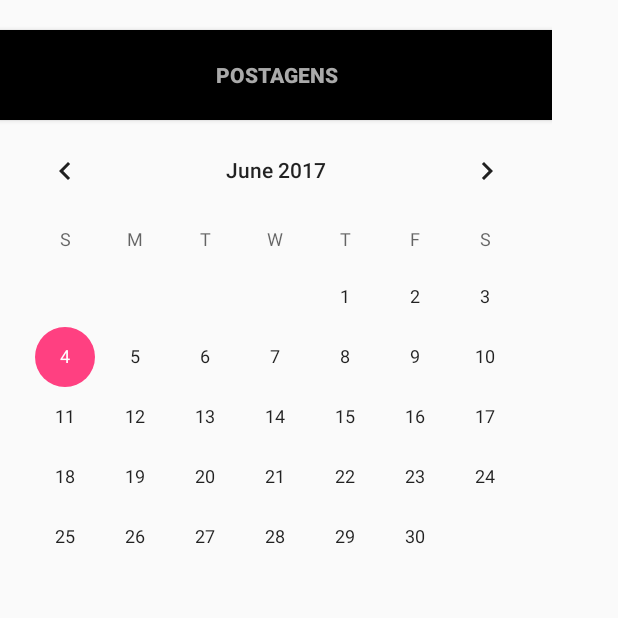
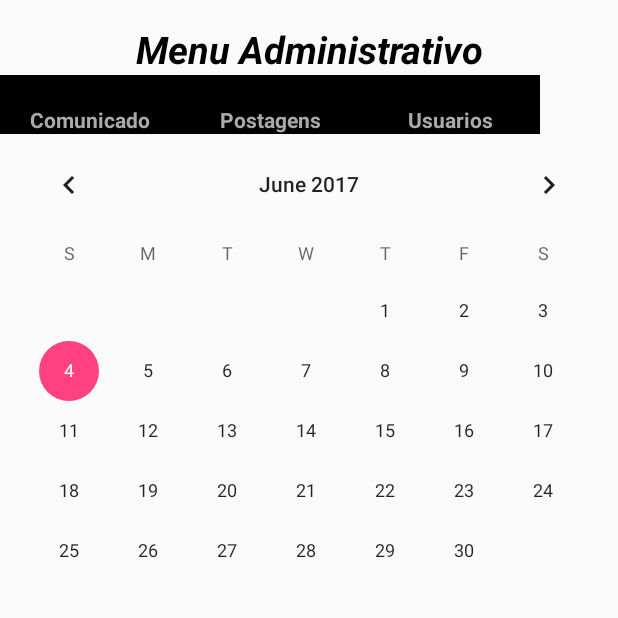
Before and after one commit to anderssom/maruge_comunicados-master-teste, an Android app: the Menu_Usuario screen opened directly, with no data from a screen before it, on a phone screen of 412 x 824 dp, the top half of it. Run offline under Robolectric (Android 15) with nearby library versions, the phone set to English and light mode, and no system bars.

Commit message:
Projeto beta_1.1

```diff
--- a/app/src/main/java/br/com/maruge/maruge_comunicados/MainActivity.java
+++ b/app/src/main/java/br/com/maruge/maruge_comunicados/MainActivity.java
@@ -69,7 +69,7 @@ public class MainActivity extends AppCompatActivity  {
 
                     Toast.makeText(MainActivity.this, "Bem vindo !!!"+usuario, Toast.LENGTH_LONG).show();
 
-                }else if ("admin".equals(usuario) && "admin".equals(senha)) {
+                }else if ("admin".equals(usuario) && "123456".equals(senha)) {
                     Intent it = new Intent(MainActivity.this, menu_adm.class);
                     startActivity(it);
                     limpaCampos();
--- a/app/src/main/java/br/com/maruge/maruge_comunicados/Menu_Usuario.java
+++ b/app/src/main/java/br/com/maruge/maruge_comunicados/Menu_Usuario.java
@@ -9,6 +9,7 @@ import android.widget.ArrayAdapter;
 import android.widget.Button;
 import android.widget.EditText;
 import android.widget.ListView;
+import android.widget.TextView;
 import android.widget.Toast;
 
 import java.util.ArrayList;
@@ -20,7 +21,7 @@ import br.com.maruge.maruge_comunicados.model.Usuario;
 import br.com.maruge.maruge_comunicados.model.UsuarioDAO;
 
 public class Menu_Usuario extends AppCompatActivity {
-    Button btnPostagens1;
+    TextView btnPostagens1;
 
    // private ListView listView;
 
@@ -32,7 +33,7 @@ public class Menu_Usuario extends AppCompatActivity {
         setContentView(R.layout.activity_menu__usuario);
 
 
-        btnPostagens1 = (Button)findViewById(R.id.btnPostagens1);
+        btnPostagens1 = (TextView) findViewById(R.id.btnPostagens1);
         // Intente para ir para pagina de listagem das postagens
         btnPostagens1.setOnClickListener(new View.OnClickListener() {
             public void onClick(View v) {
@@ -41,7 +42,7 @@ public class Menu_Usuario extends AppCompatActivity {
             }
         });
 
-       /* ListView listView = (ListView) findViewById(R.id.listView3);
+      /* ListView listView = (ListView) findViewById(R.id.listView4);
 
         MessagemDAO messagemDAO = new MessagemDAO(this);
         List<Messagem> messagems = new ArrayList<>();
@@ -53,5 +54,6 @@ public class Menu_Usuario extends AppCompatActivity {
         ArrayAdapter<Messagem> adapter = new ArrayAdapter<Messagem>(this, android.R.layout.simple_list_item_1,messagems);
         listView.setAdapter(adapter);
         */
+
     }
 }
--- a/app/src/main/java/br/com/maruge/maruge_comunicados/menu_adm.java
+++ b/app/src/main/java/br/com/maruge/maruge_comunicados/menu_adm.java
@@ -61,7 +61,7 @@ public class menu_adm extends AppCompatActivity  {
 
 
 
-        ListView listView = (ListView) findViewById(R.id.listView2);
+       /* ListView listView = (ListView) findViewById(R.id.listView2);
 
         MessagemDAO messagemDAO = new MessagemDAO(this);
         List<Messagem> messagems = new ArrayList<>();
@@ -73,6 +73,6 @@ public class menu_adm extends AppCompatActivity  {
         ArrayAdapter<Messagem> adapter = new ArrayAdapter<Messagem>(this, android.R.layout.simple_list_item_1,messagems);
         listView.setAdapter(adapter);
 
-
+*/
     }
 }
--- a/app/src/main/res/layout/activity_main.xml
+++ b/app/src/main/res/layout/activity_main.xml
@@ -47,7 +47,7 @@
             android:layout_marginTop="10dp"
             android:ems="10"
             android:hint="Ex:123456"
-            android:inputType="textPassword"
+            android:inputType="numberPassword"
             android:maxLines="1"
             android:textAlignment="center" />
         <!-- Botão Logar -->
--- a/app/src/main/res/layout/activity_menu__usuario.xml
+++ b/app/src/main/res/layout/activity_menu__usuario.xml
@@ -1,36 +1,76 @@
 <?xml version="1.0" encoding="utf-8"?>
-<android.support.constraint.ConstraintLayout xmlns:android="http://schemas.android.com/apk/res/android"
-    xmlns:app="http://schemas.android.com/apk/res-auto"
-    xmlns:tools="http://schemas.android.com/tools"
+<ScrollView xmlns:android="http://schemas.android.com/apk/res/android"
     android:layout_width="match_parent"
     android:layout_height="match_parent"
-    tools:context=".Menu_Usuario">
+    >
+    <LinearLayout xmlns:android="http://schemas.android.com/apk/res/android"
+        android:orientation="vertical"
+        android:layout_width="match_parent"
+        android:layout_height="match_parent"
+        android:weightSum="1">
+
+        <!-- Titulo Menu Administrativo -->
+        <TextView
+            android:id="@+id/textView"
+            android:layout_width="match_parent"
+            android:layout_height="wrap_content"
+            android:layout_marginTop="15dp"
+            android:text="Menu Administrativo"
+            android:textAlignment="center"
+            android:textColor="@android:color/black"
+            android:textSize="25dp"
+            android:textStyle="bold|italic" />
 
         <LinearLayout
-        android:layout_width="368dp"
-        android:layout_height="495dp"
-        android:orientation="vertical"
-        tools:layout_editor_absoluteX="8dp"
-        tools:layout_editor_absoluteY="8dp">
+            android:layout_width="wrap_content"
+            android:layout_height="wrap_content"
+            android:background="@android:color/black"
+            android:orientation="horizontal">
 
+            <!-- Botão NOVA POSTAGEM -->
+            <TextView
+                android:id="@+id/btnNovaPostagem"
+                android:layout_width="120dp"
+                android:layout_height="wrap_content"
+                android:layout_marginTop="20dp"
+                android:text="Comunicado"
+                android:textAlignment="center"
+                android:textColor="@android:color/darker_gray"
+                android:textSize="14sp"
+                android:textStyle="bold" />
             <!-- Botão de Postagens -->
-        <Button
+            <TextView
                 android:id="@+id/btnPostagens1"
-            android:layout_width="match_parent"
-            android:layout_height="60dp"
+                android:layout_width="120dp"
+                android:layout_height="wrap_content"
                 android:layout_marginTop="20dp"
-            android:background="@android:color/black"
                 android:text="Postagens"
+                android:textAlignment="center"
                 android:textColor="@android:color/darker_gray"
                 android:textSize="14sp"
                 android:textStyle="bold" />
 
+            <TextView
+                android:id="@+id/btUsuarios"
+                android:layout_width="120dp"
+                android:layout_height="wrap_content"
+                android:layout_marginTop="20dp"
+                android:text="Usuarios"
+                android:textAlignment="center"
+                android:textColor="@android:color/darker_gray"
+                android:textSize="14sp"
+                android:textStyle="bold" />
+        </LinearLayout>
+        <ListView
+            android:id="@+id/listView2"
+            android:layout_width="match_parent"
+            android:layout_height="wrap_content">
+
+        </ListView>
+
         <CalendarView
-            android:id="@+id/calendarView2"
+            android:id="@+id/calendarView"
             android:layout_width="match_parent"
-            android:layout_height="wrap_content" />
-
-
+            android:layout_height="307dp" />
     </LinearLayout>
-
-</android.support.constraint.ConstraintLayout>
+</ScrollView>
```
Also changed, not shown: app/src/main/res/layout/activity_postagem_usuario.xml (+64 -9 lines), app/src/main/ic_launcher-web.png (added), app/src/main/res/mipmap-hdpi/ic_launcher.png, app/src/main/res/mipmap-mdpi/ic_launcher.png, app/src/main/res/mipmap-xhdpi/ic_launcher.png, app/src/main/res/mipmap-xxhdpi/ic_launcher.png, app/src/main/res/mipmap-xxxhdpi/ic_launcher.png. Lines whose indentation alone changed are shown as unchanged.
